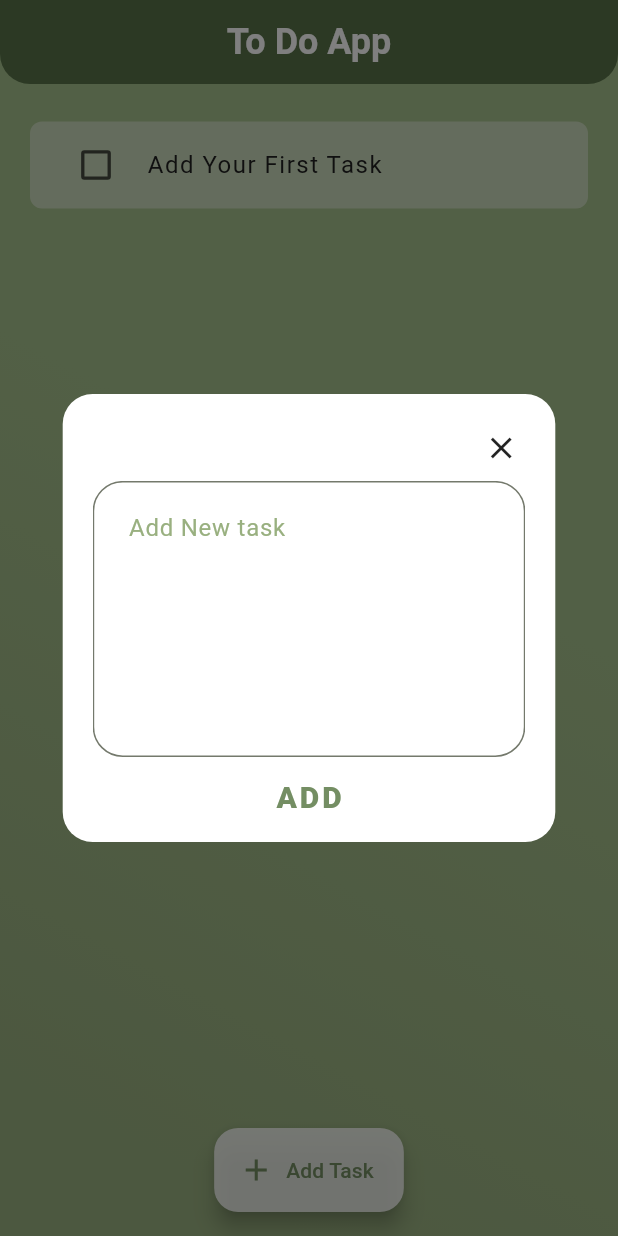
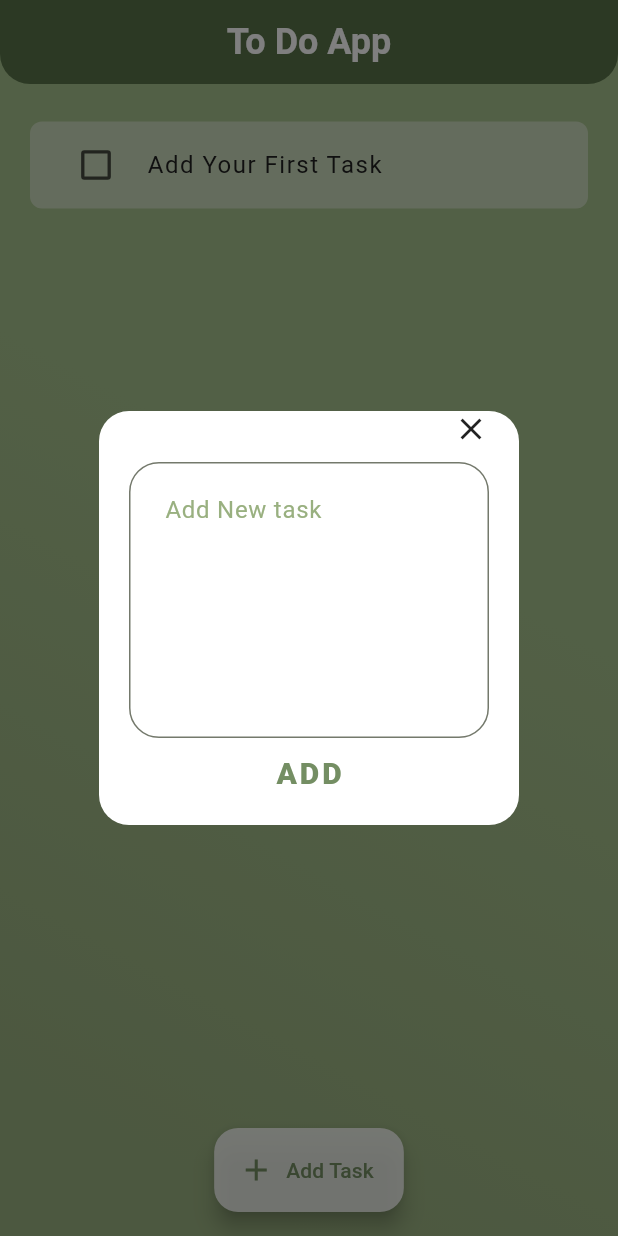
Before and after one commit to AbdealiRavat/todo-app, a Flutter app: the screen it shows after launch, after a tap on "Add Task", on a phone screen of 412 x 824 dp. Run offline on Flutter 3.47's test engine with Material 3 defaults, Android fonts, the light colour scheme and no system bars; our stand-ins replace get, hive_flutter; accounts and stored records are empty.

Commit message:
new task dialog updated

```diff
--- a/lib/components/new_task_dialog.dart
+++ b/lib/components/new_task_dialog.dart
@@ -16,8 +16,13 @@ class NewTask extends StatelessWidget {
       elevation: 8,
       alignment: Alignment.center,
       backgroundColor: white,
-      contentPadding: const EdgeInsets.only(top: 10, right: 20, left: 20, bottom: 10),
-      title: Row(
+      contentPadding: const EdgeInsets.only(top: 0, right: 20, left: 20, bottom: 10),
+      shape: const RoundedRectangleBorder(borderRadius: BorderRadius.all(Radius.circular(20.0))),
+      actionsAlignment: MainAxisAlignment.center,
+      content: ListView(
+        shrinkWrap: true,
+        children: [
+          Row(
             mainAxisAlignment: MainAxisAlignment.end,
             children: [
               InkWell(
@@ -27,22 +32,9 @@ class NewTask extends StatelessWidget {
                   child: Icon((Icons.close)))
             ],
           ),
-      shape: const RoundedRectangleBorder(borderRadius: BorderRadius.all(Radius.circular(20.0))),
-      actionsAlignment: MainAxisAlignment.center,
-      // actions: [
-      //   // TextButton(
-      //   //     onPressed: onCancel,
-      //   //     child: Text(
-      //   //       'CANCEL',
-      //   //       style: TextStyle(color: txt_green, letterSpacing: 2, fontSize: 18),
-      //   //     )),
-      //
-      // ],
-      content: SizedBox(
-        width: MediaQuery.of(context).size.width * 0.7,
-        height: MediaQuery.of(context).size.height * 0.28,
-        child: Stack(
-          children: [
+          SizedBox(
+            height: 10,
+          ),
           TextField(
             controller: controller,
             cursorOpacityAnimates: true,
@@ -58,19 +50,15 @@ class NewTask extends StatelessWidget {
                 contentPadding: const EdgeInsets.symmetric(horizontal: 20, vertical: 20),
                 hintStyle: TextStyle(color: green, fontSize: 16)),
           ),
-            Positioned(
-              bottom: -5,
-              right: 0,
-              left: 0,
+          Expanded(
             child: TextButton(
                 onPressed: onSave,
                 child: Text(
                   'ADD',
                   style: TextStyle(color: txt_green, letterSpacing: 2, fontSize: 20, fontWeight: FontWeight.w800),
                 )),
-            ),
+          )
         ],
-        ),
       ),
     );
   }
```
Also changed, not shown: pubspec.lock. Lines whose indentation alone changed are shown as unchanged.
